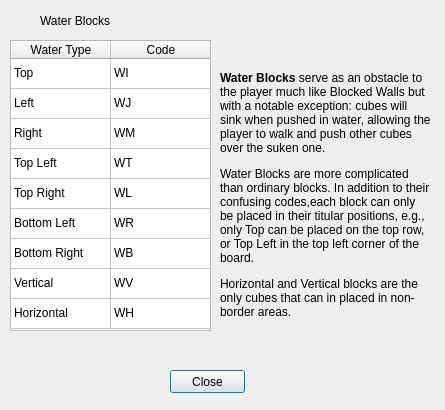
This is ui/legend-water.ui in le717/Blocks as Qt 5 draws it before an edit. The edited form follows.
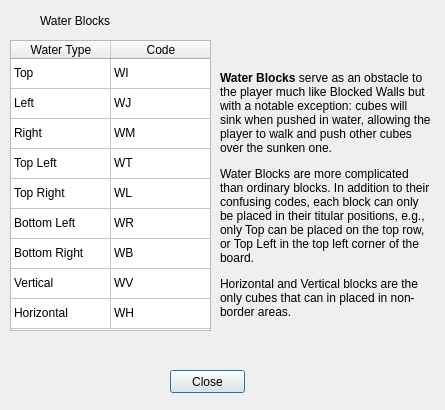
This is the edited form.

```diff
--- a/ui/legend-water.ui
+++ b/ui/legend-water.ui
@@ -224,7 +224,7 @@
 qproperty-alignment: AlignTop;</string>
    </property>
    <property name="text">
-    <string notr="true">&lt;p&gt;&lt;span style=&quot; font-weight:700;&quot;&gt;Water Blocks&lt;/span&gt; serve as an obstacle to the player much like Blocked Walls but with a notable exception: cubes will sink when pushed in water, allowing the player to walk and push other cubes over the suken one.&lt;/p&gt;&lt;p&gt;Water Blocks are more complicated than ordinary blocks. In addition to their confusing codes,each block can only be placed in their titular positions, e.g., only Top can be placed on the top row, or Top Left in the top left corner of the board.&lt;/p&gt;&lt;p&gt;Horizontal and Vertical blocks are the only cubes that can in placed in non-border areas.&lt;/p&gt;</string>
+    <string notr="true">&lt;p&gt;&lt;span style=&quot; font-weight:700;&quot;&gt;Water Blocks&lt;/span&gt; serve as an obstacle to the player much like Blocked Walls but with a notable exception: cubes will sink when pushed in water, allowing the player to walk and push other cubes over the sunken one.&lt;/p&gt;&lt;p&gt;Water Blocks are more complicated than ordinary blocks. In addition to their confusing codes, each block can only be placed in their titular positions, e.g., only Top can be placed on the top row, or Top Left in the top left corner of the board.&lt;/p&gt;&lt;p&gt;Horizontal and Vertical blocks are the only cubes that can in placed in non-border areas.&lt;/p&gt;</string>
    </property>
    <property name="wordWrap">
     <bool>true</bool>
```
